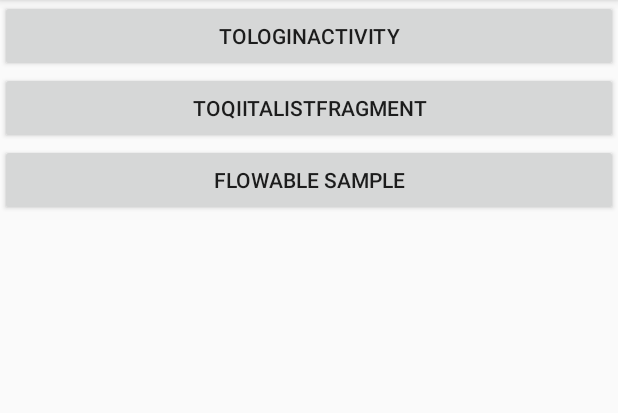
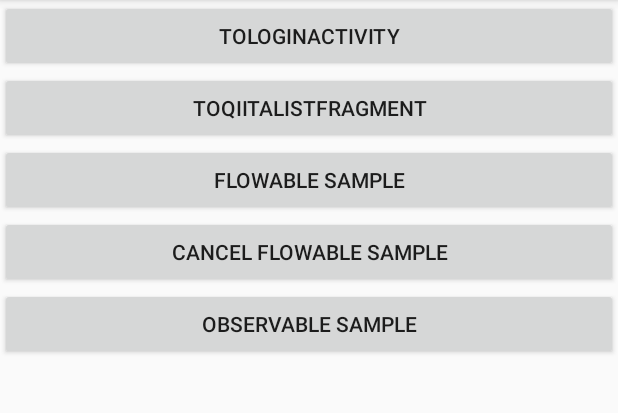
Before and after one commit to sudo5in5k/study_mvvm, an Android app: the screen it shows after launch (MainActivity), on a phone screen of 412 x 824 dp, the part 84-497 px from its top. Run offline under Robolectric (Android 15) with nearby library versions, the phone set to English and light mode, and no system bars; our stand-ins replace Dagger/Hilt's generated code.

Commit message:
add easy rx samples

```diff
--- a/app/src/main/java/com/example/sho/mvvm/MainActivity.kt
+++ b/app/src/main/java/com/example/sho/mvvm/MainActivity.kt
@@ -5,10 +5,11 @@ import android.os.Bundle
 import android.support.v7.app.AppCompatActivity
 import com.example.sho.mvvm.dagger.ChocolateCake
 import com.example.sho.mvvm.dagger.DaggerCakeComponent
-import com.example.sho.mvvm.rxkotlin.FlowableSample
 import com.example.sho.mvvm.rxkotlin.LoginActivity
 import com.example.sho.mvvm.rxkotlin.QiitaActivity
-import com.example.sho.mvvm.rxkotlin.QiitaListFragment
+import com.example.sho.mvvm.rxkotlin.lightexample.FlowableCanCancelSample
+import com.example.sho.mvvm.rxkotlin.lightexample.FlowableSample
+import com.example.sho.mvvm.rxkotlin.lightexample.ObservableSample
 import kotlinx.android.synthetic.main.activity_main.*
 import javax.inject.Inject
 
@@ -36,5 +37,13 @@ class MainActivity : AppCompatActivity() {
             FlowableSample.create()
         }
 
+        flowable_cancel_sample.setOnClickListener {
+            FlowableCanCancelSample.create()
+        }
+
+        observable_sample.setOnClickListener {
+            ObservableSample.create()
+        }
+
     }
 }
--- a/app/src/main/java/com/example/sho/mvvm/rxkotlin/FlowableSample.kt
+++ b/app/src/main/java/com/example/sho/mvvm/rxkotlin/lightexample/FlowableSample.kt
@@ -1,4 +1,4 @@
-package com.example.sho.mvvm.rxkotlin
+package com.example.sho.mvvm.rxkotlin.lightexample
 
 import android.util.Log
 import io.reactivex.BackpressureStrategy
@@ -25,7 +25,7 @@ object FlowableSample {
         }, BackpressureStrategy.BUFFER)
 
         flowable.observeOn(Schedulers.computation())
-                .subscribe(object: Subscriber<String> {
+                .subscribe(object : Subscriber<String> {
 
                     private var subscription: Subscription? = null
 
--- a/app/src/main/res/layout/activity_main.xml
+++ b/app/src/main/res/layout/activity_main.xml
@@ -26,4 +26,18 @@
         android:layout_below="@id/to_qiita_list_fragment"
         android:text="flowable sample" />
 
+    <Button
+        android:id="@+id/flowable_cancel_sample"
+        android:layout_width="match_parent"
+        android:layout_height="wrap_content"
+        android:layout_below="@id/flowable_sample"
+        android:text="cancel flowable sample" />
+
+    <Button
+        android:id="@+id/observable_sample"
+        android:layout_width="match_parent"
+        android:layout_height="wrap_content"
+        android:layout_below="@id/flowable_cancel_sample"
+        android:text="observable sample" />
+
 </RelativeLayout>
```
Also changed, not shown: app/src/main/java/com/example/sho/mvvm/rxkotlin/lightexample/FlowableCanCancelSample.kt (added, +47 -0 lines), app/src/main/java/com/example/sho/mvvm/rxkotlin/lightexample/ObservableSample.kt (added, +44 -0 lines).
